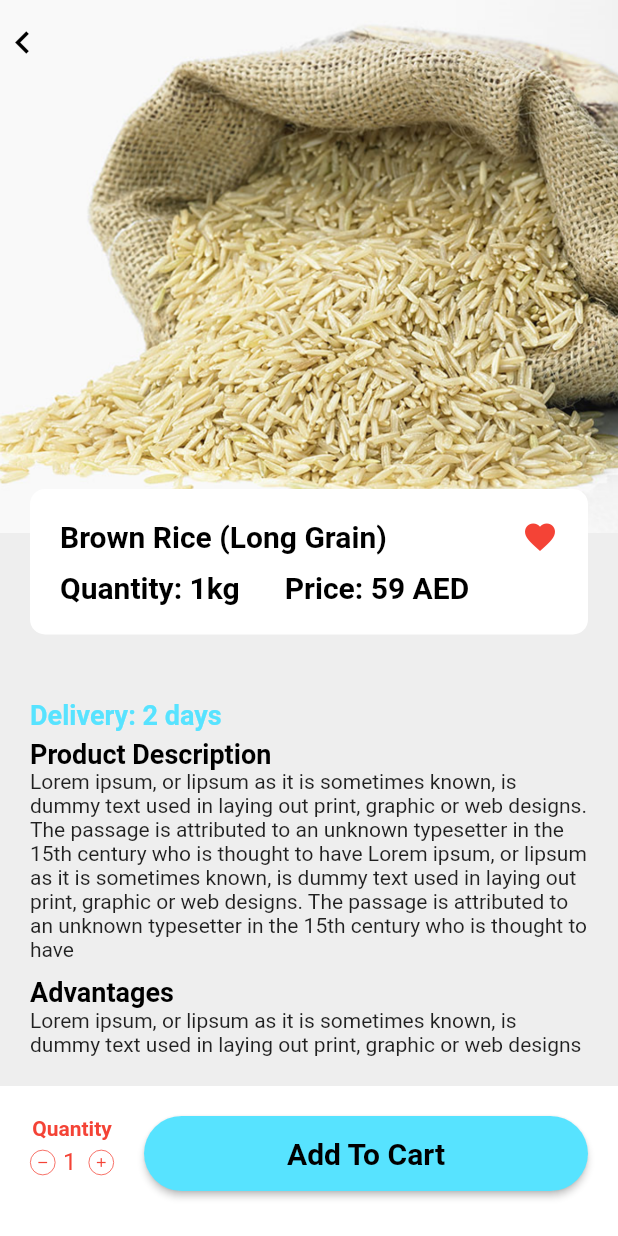
After one commit to michaelihuoma01/foodshelf, a Flutter app: the HomeTab screen opened directly, after a tap on "Brown rice", on a phone screen of 412 x 824 dp. The commit adds this screen. Run offline on Flutter 3.47's test engine with Material 2 defaults, Android fonts, the phone set to English and light mode, and no system bars; our stand-ins replace badges, flutter_svg, tinycolor; missing offline and left inert: polygon_clipper.

Commit message:
Details/Search page

```diff
--- /dev/null
+++ b/lib/screens/pages/details.dart
@@ -0,0 +1,178 @@
+import 'package:flutter/material.dart';
+import 'package:foodshelf/screens/tabs/cart_tab.dart';
+import 'package:foodshelf/utility/brand_colors.dart';
+import 'package:foodshelf/widgets/appbar_widget.dart';
+import 'package:foodshelf/widgets/button_widget.dart';
+import 'package:foodshelf/widgets/counter_button.dart';
+
+class DetailsPage extends StatefulWidget {
+  @override
+  _DetailsPageState createState() => _DetailsPageState();
+}
+
+class _DetailsPageState extends State<DetailsPage> {
+  TextEditingController numController = new TextEditingController();
+  var focusKeyboard = FocusNode();
+
+  bool keyboardVisible = true;
+
+  void setFocus() {
+    if (!keyboardVisible) {
+      FocusScope.of(context).unfocus();
+    } else {
+      FocusScope.of(context).requestFocus(focusKeyboard);
+    }
+  }
+
+  @override
+  void initState() {
+    // TODO: implement initState
+    super.initState();
+    numController.text = '1';
+  }
+
+  @override
+  Widget build(BuildContext context) {
+    return Container(
+      decoration: BoxDecoration(
+        color: Colors.grey[200],
+        image: DecorationImage(
+          alignment: Alignment.topCenter,
+          image: Image.asset('assets/images/png/ricebag.png').image,
+        ),
+      ),
+      child: Scaffold(
+        backgroundColor: Colors.transparent,
+        appBar: AppBarWidget(isColored: false),
+        bottomNavigationBar: Container(
+            height: 100,
+            color: Colors.white,
+            child: Padding(
+                padding: const EdgeInsets.all(20),
+                child: Row(children: [
+                  Column(children: [
+                    Text('Quantity',
+                        style:
+                            TextStyle(fontFamily: 'Bold', color: Colors.red)),
+                    SizedBox(height: 3),
+                    Row(
+                        mainAxisAlignment: MainAxisAlignment.spaceEvenly,
+                        children: [
+                          CounterButton(
+                              iconData: Icons.remove,
+                              onTap: () {},
+                              color: Colors.red),
+                          Padding(
+                              padding: const EdgeInsets.only(
+                                  left: 1, right: 1, top: 4),
+                              child: Container(
+                                  width: 20,
+                                  height: 20,
+                                  color: Colors.transparent,
+                                  child: TextFormField(
+                                    decoration: InputDecoration(
+                                        enabledBorder: UnderlineInputBorder(
+                                            borderSide: BorderSide.none),
+                                        focusedBorder: UnderlineInputBorder(
+                                            borderSide: BorderSide.none),
+                                        border: UnderlineInputBorder(
+                                            borderSide: BorderSide.none)),
+                                    focusNode: focusKeyboard,
+                                    controller: numController,
+                                    textAlign: TextAlign.center,
+                                    style: TextStyle(
+                                        fontFamily: 'Helvetica',
+                                        color: Colors.red),
+                                    keyboardType: TextInputType.number,
+                                    onFieldSubmitted: (value) {},
+                                  ))),
+                          CounterButton(
+                              iconData: Icons.add,
+                              onTap: () {},
+                              color: Colors.red)
+                        ])
+                  ]),
+                  SizedBox(width: 20),
+                  Expanded(
+                      child: Container(
+                    margin: EdgeInsets.only(bottom: 10),
+                    child: ButtonWidget(
+                        color: BrandColors.colorAccent,
+                        onPressed: () {
+                          Navigator.push(
+                              context,
+                              MaterialPageRoute(
+                                  builder: (context) => CartTab()));
+                        },
+                        title: 'Add To Cart'),
+                  ))
+                ]))),
+        body: Padding(
+          padding: const EdgeInsets.all(20),
+          child: Column(
+            crossAxisAlignment: CrossAxisAlignment.start,
+            children: [
+              SizedBox(height: 250),
+              Container(
+                decoration: BoxDecoration(
+                    color: Colors.white,
+                    borderRadius: BorderRadius.circular(10)),
+                child: Padding(
+                  padding: const EdgeInsets.all(20),
+                  child: Column(children: [
+                    Row(
+                        mainAxisAlignment: MainAxisAlignment.spaceBetween,
+                        children: [
+                          Text('Brown Rice (Long Grain)',
+                              style: TextStyle(
+                                  color: Colors.black,
+                                  fontSize: 20,
+                                  fontFamily: 'Bold')),
+                          Icon(Icons.favorite, color: Colors.red),
+                        ]),
+                    SizedBox(height: 10),
+                    Row(children: [
+                      Text('Quantity: 1kg',
+                          style: TextStyle(
+                              color: Colors.black,
+                              fontSize: 20,
+                              fontFamily: 'Bold')),
+                      SizedBox(width: 30),
+                      Text('Price: 59 AED',
+                          style: TextStyle(
+                              color: Colors.black,
+                              fontSize: 20,
+                              fontFamily: 'Bold')),
+                    ]),
+                  ]),
+                ),
+              ),
+              Expanded(
+                child: Align(
+                  alignment: Alignment.bottomLeft,
+                  child: Text('Delivery: 2 days',
+                      style: TextStyle(
+                          color: BrandColors.colorAccent,
+                          fontSize: 18,
+                          fontFamily: 'Bold')),
+                ),
+              ),
+              SizedBox(height: 5),
+              Text('Product Description',
+                  style: TextStyle(
+                      color: Colors.black, fontSize: 18, fontFamily: 'Bold')),
+              Text(
+                  'Lorem ipsum, or lipsum as it is sometimes known, is dummy text used in laying out print, graphic or web designs. The passage is attributed to an unknown typesetter in the 15th century who is thought to have Lorem ipsum, or lipsum as it is sometimes known, is dummy text used in laying out print, graphic or web designs. The passage is attributed to an unknown typesetter in the 15th century who is thought to have'),
+              SizedBox(height: 10),
+              Text('Advantages',
+                  style: TextStyle(
+                      color: Colors.black, fontSize: 18, fontFamily: 'Bold')),
+              Text(
+                  'Lorem ipsum, or lipsum as it is sometimes known, is dummy text used in laying out print, graphic or web designs'),
+            ],
+          ),
+        ),
+      ),
+    );
+  }
+}
--- /dev/null
+++ b/lib/screens/pages/search.dart
@@ -0,0 +1,54 @@
+import 'package:flutter/material.dart';
+import 'package:foodshelf/utility/brand_colors.dart';
+import 'package:foodshelf/widgets/appbar_widget.dart';
+
+class SearchPage extends StatefulWidget {
+  @override
+  _SearchPageState createState() => _SearchPageState();
+}
+
+class _SearchPageState extends State<SearchPage> {
+  @override
+  Widget build(BuildContext context) {
+    return Container(
+      decoration: BoxDecoration(
+        color: Colors.white,
+        image: DecorationImage(
+          alignment: Alignment.topCenter,
+          image: Image.asset('assets/images/png/background.png').image,
+        ),
+      ),
+      child: Scaffold(
+        backgroundColor: Colors.transparent,
+        appBar: AppBarWidget(),
+        body: Padding(
+          padding: const EdgeInsets.symmetric(horizontal: 30, vertical: 100),
+          child: Column(
+            crossAxisAlignment: CrossAxisAlignment.start,
+            children: [
+              Text('Search',
+                  style: TextStyle(fontSize: 30, fontFamily: 'Bold')),
+                  SizedBox(height: 20),
+              TextField(
+                  keyboardType: TextInputType.text,
+                  enableSuggestions: true,
+                  cursorColor: BrandColors.colorAccent,
+                  decoration: InputDecoration(
+                      border: OutlineInputBorder(
+                        borderRadius: BorderRadius.circular(50),
+
+                      ),
+                      hintText: 'Look for anything...',
+                      contentPadding: EdgeInsets.all(20),
+                      hintStyle: TextStyle(
+                        color: Colors.black,
+                        fontSize: 16.0,
+                      )),
+                  style: TextStyle(fontSize: 16)),
+            ],
+          ),
+        ),
+      ),
+    );
+  }
+}
--- a/lib/screens/tabs/home_tab.dart
+++ b/lib/screens/tabs/home_tab.dart
@@ -2,6 +2,8 @@ import 'dart:ui';
 
 import 'package:flutter/material.dart';
 import 'package:flutter_svg/svg.dart';
+import 'package:foodshelf/screens/pages/details.dart';
+import 'package:foodshelf/screens/pages/search.dart';
 import 'package:foodshelf/utility/brand_colors.dart';
 import 'package:foodshelf/widgets/food_home.dart';
 import 'package:foodshelf/widgets/food_type.dart';
@@ -84,7 +86,12 @@ class _HomeTabState extends State<HomeTab> {
                         ),
                       ],
                     ),
-                    Icon(Icons.search, color: Colors.white)
+                    InkWell(
+                        onTap: () => Navigator.push(
+                            context,
+                            MaterialPageRoute(
+                                builder: (context) => SearchPage())),
+                        child: Icon(Icons.search, color: Colors.white))
                   ],
                 ),
               ),
@@ -218,6 +225,13 @@ class _HomeTabState extends State<HomeTab> {
                       child: Container(
                         // width: 190,
                         height: 215,
+                        child: InkWell(
+                          onTap: () {
+                            Navigator.push(
+                                context,
+                                MaterialPageRoute(
+                                    builder: (context) => DetailsPage()));
+                          },
                           child: GridView.count(
                             crossAxisCount: 2,
                             childAspectRatio: (itemWidth / itemHomeHeight),
@@ -246,6 +260,7 @@ class _HomeTabState extends State<HomeTab> {
                           ),
                         ),
                       ),
+                    ),
             ],
           ),
         ),
--- a/lib/widgets/appbar_widget.dart
+++ b/lib/widgets/appbar_widget.dart
@@ -1,9 +1,10 @@
 import 'package:flutter/material.dart';
+import 'package:foodshelf/utility/brand_colors.dart';
 
 class AppBarWidget extends StatelessWidget implements PreferredSize {
   final String title;
   final Function onIconTap;
-  final bool autoLeading, white, padded;
+  final bool autoLeading, white, padded, isColored;
 
   const AppBarWidget({
     Key key,
@@ -11,6 +12,7 @@ class AppBarWidget extends StatelessWidget implements PreferredSize {
     this.autoLeading = true,
     this.white = true,
     this.padded = false,
+    this.isColored = true,
     this.onIconTap,
   }) : super(key: key);
 
@@ -38,8 +40,14 @@ class AppBarWidget extends StatelessWidget implements PreferredSize {
             onTap: () => Navigator.pop(context), //.pop(),
             child: Row(
               children: [
-                Icon(Icons.chevron_left, size: 30, color: Colors.white),
-                Text('Back', style: TextStyle(color: Colors.white))
+                Icon(Icons.chevron_left,
+                    size: 30,
+                    color:
+                        (isColored) ? BrandColors.colorAccent : Colors.black),
+                (isColored)
+                    ? Text('Back',
+                        style: TextStyle(color: BrandColors.colorAccent))
+                    : Container(),
               ],
             ),
           ),
```
Also changed, not shown: lib/widgets/add_to_cart_item.dart (+3 -9 lines). Lines whose indentation alone changed are shown as unchanged.
